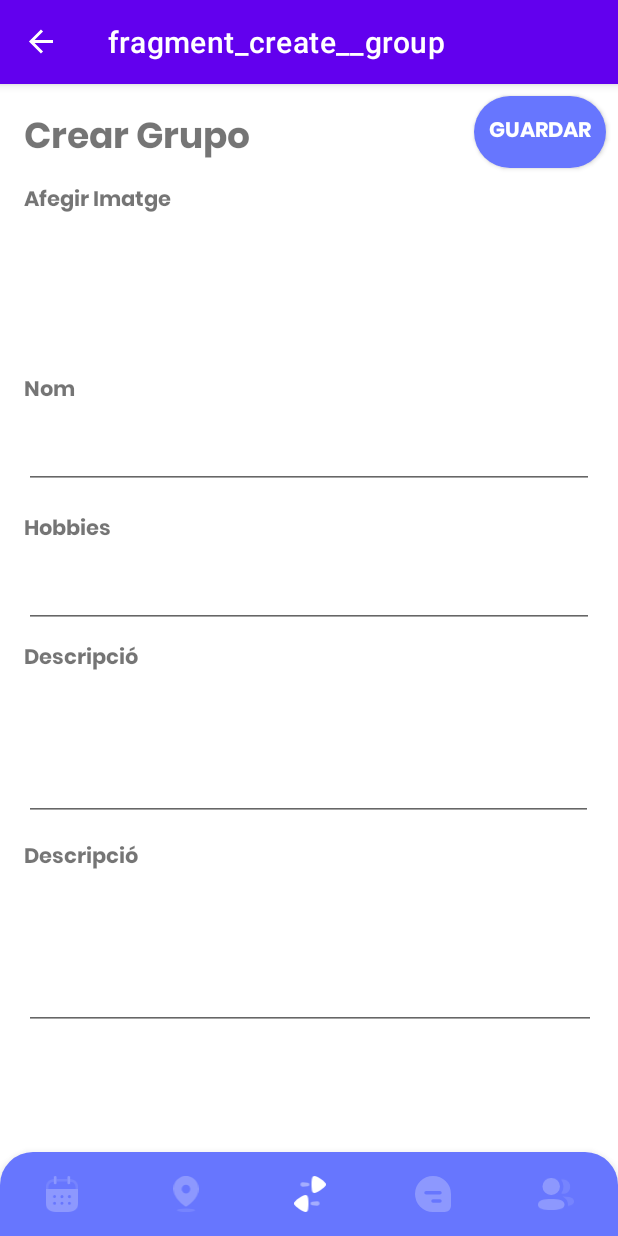
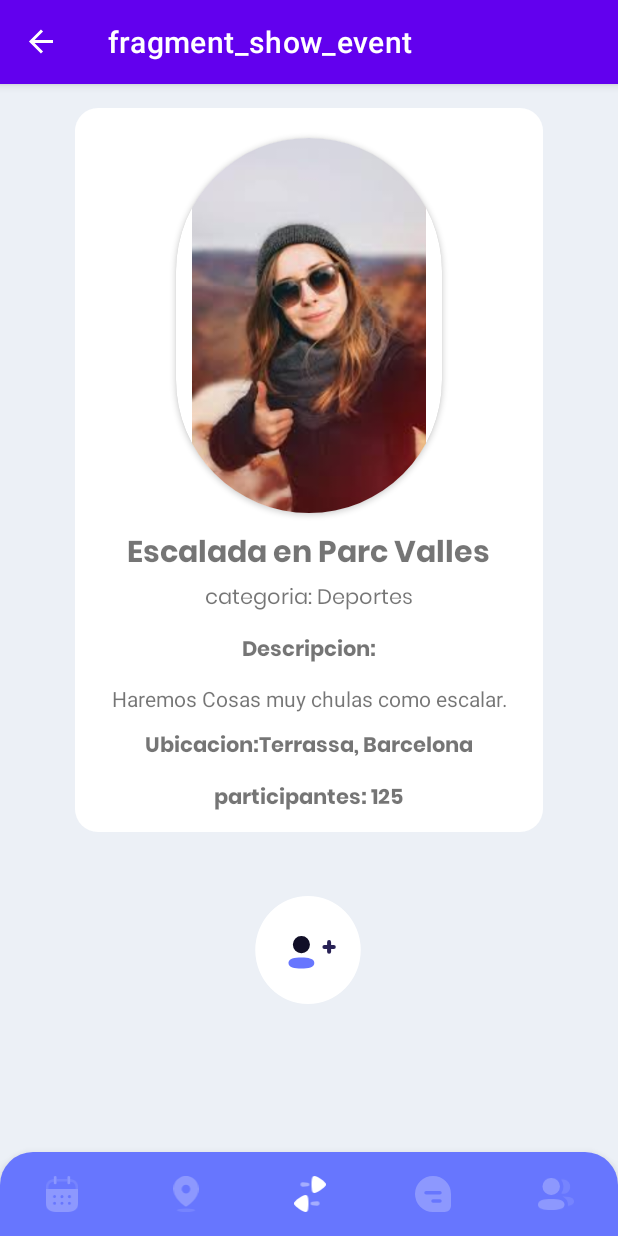
Before and after one commit to AndresOtalora01/GroupZ, an Android app: the showEventFragment screen opened through its navigation route, on a phone screen of 412 x 824 dp. Run offline under Robolectric (Android 15) with nearby library versions, the phone set to English and light mode, and no system bars; our stand-ins replace navigation-ui.

Commit message:
se ha renombrado el fragmento de crear grupos, se ha añadido el fragmento de mostrar eventos, se ha deshabilitado la rotación del dispositivo

```diff
--- a/app/src/main/AndroidManifest.xml
+++ b/app/src/main/AndroidManifest.xml
@@ -9,8 +9,8 @@
         android:roundIcon="@mipmap/ic_launcher_round"
         android:supportsRtl="true"
         android:theme="@style/Theme.GroupZ">
-        <activity android:name=".ui.activities.main.MainActivity"></activity>
-        <activity android:name=".ui.activities.home.HomeActivity"></activity>
+        <activity android:name=".ui.activities.main.MainActivity" android:screenOrientation="portrait"></activity>
+        <activity android:name=".ui.activities.home.HomeActivity" android:screenOrientation="portrait"></activity>
         <activity android:name=".ui.activities.SplashActivity">
             <intent-filter>
                 <action android:name="android.intent.action.MAIN" />
--- /dev/null
+++ b/app/src/main/java/cat/copernic/groupz/ui/activities/main/fragments/CreateGroupFragment.kt
@@ -0,0 +1,27 @@
+package cat.copernic.groupz.ui.activities.main.fragments
+
+import android.os.Bundle
+import androidx.fragment.app.Fragment
+import android.view.LayoutInflater
+import android.view.View
+import android.view.ViewGroup
+import cat.copernic.groupz.R
+
+
+class CreateGroupFragment : Fragment() {
+
+    override fun onCreate(savedInstanceState: Bundle?) {
+        super.onCreate(savedInstanceState)
+        arguments?.let {
+        }
+    }
+
+    override fun onCreateView(
+        inflater: LayoutInflater, container: ViewGroup?,
+        savedInstanceState: Bundle?
+    ): View? {
+        // Inflate the layout for this fragment
+        return inflater.inflate(R.layout.fragment_create_group, container, false)
+    }
+
+}
--- a/app/src/main/java/cat/copernic/groupz/ui/activities/main/fragments/MainEventsFragment.kt
+++ b/app/src/main/java/cat/copernic/groupz/ui/activities/main/fragments/MainEventsFragment.kt
@@ -5,11 +5,13 @@ import androidx.fragment.app.Fragment
 import android.view.LayoutInflater
 import android.view.View
 import android.view.ViewGroup
+import androidx.navigation.fragment.findNavController
 import cat.copernic.groupz.R
+import cat.copernic.groupz.databinding.FragmentMainEventsBinding
 
 
 class MainEventsFragment : Fragment() {
-
+    private lateinit var binding: FragmentMainEventsBinding
     override fun onCreateView(
         inflater: LayoutInflater, container: ViewGroup?,
         savedInstanceState: Bundle?
@@ -18,4 +20,15 @@ class MainEventsFragment : Fragment() {
         return inflater.inflate(R.layout.fragment_main_events, container, false)
     }
 
+    override fun onViewCreated(view: View, savedInstanceState: Bundle?) {
+        super.onViewCreated(view, savedInstanceState)
+
+        binding = FragmentMainEventsBinding.bind(view)
+
+        binding.btnShowEvent.setOnClickListener {
+            findNavController().navigate(R.id.action_mainEventsFragment_to_showEventFragment)
+        }
+    }
+
+
 }
--- a/app/src/main/java/cat/copernic/groupz/ui/activities/main/fragments/Create_GroupFragment.kt
+++ b/app/src/main/java/cat/copernic/groupz/ui/activities/main/fragments/showEventFragment.kt
@@ -7,21 +7,14 @@ import android.view.View
 import android.view.ViewGroup
 import cat.copernic.groupz.R
 
-
-class Create_GroupFragment : Fragment() {
-
-    override fun onCreate(savedInstanceState: Bundle?) {
-        super.onCreate(savedInstanceState)
-        arguments?.let {
-        }
-    }
+class showEventFragment : Fragment() {
 
     override fun onCreateView(
         inflater: LayoutInflater, container: ViewGroup?,
         savedInstanceState: Bundle?
     ): View? {
         // Inflate the layout for this fragment
-        return inflater.inflate(R.layout.fragment_create__group, container, false)
+        return inflater.inflate(R.layout.fragment_show_event, container, false)
     }
 
 }
--- /dev/null
+++ b/app/src/main/res/drawable/ic_event_request.xml
@@ -0,0 +1,18 @@
+<vector xmlns:android="http://schemas.android.com/apk/res/android"
+    android:width="80dp"
+    android:height="82dp"
+    android:viewportWidth="248"
+    android:viewportHeight="247">
+  <path
+      android:pathData="M14.996,118.498a109,108.5 0,1 0,218 0a109,108.5 0,1 0,-218 0z"
+      android:fillColor="#fff"/>
+  <path
+      android:pathData="M177.303,108.205L171.752,108.205L171.752,102.778a4.148,4.148 0,1 0,-8.3 0L163.452,108.205L157.915,108.205a4.207,4.207 0,0 0,0 8.412L163.456,116.617v5.432a4.148,4.148 0,1 0,8.3 0L171.756,116.617h5.551a4.207,4.207 0,0 0,0 -8.412"
+      android:fillColor="#282155"/>
+  <path
+      android:pathData="M110.368,133.29C95.959,133.29 83.659,135.515 83.659,144.409s12.225,11.2 26.709,11.2c14.405,0 26.709,-2.225 26.709,-11.119S124.851,133.29 110.368,133.29"
+      android:fillColor="#6776fe"/>
+  <path
+      android:pathData="M110.368,124.812A17.43,17.43 0,0 0,128.041 107.504,17.43 17.43,0 0,0 110.368,90.197 17.432,17.432 0,0 0,92.695 107.504,17.432 17.432,0 0,0 110.368,124.812"
+      android:fillColor="#110f27"/>
+</vector>
--- a/app/src/main/res/layout/fragment_create__group.xml
+++ b/app/src/main/res/layout/fragment_create_group.xml
@@ -4,7 +4,7 @@
     android:layout_width="match_parent"
     android:layout_height="match_parent"
     xmlns:app="http://schemas.android.com/apk/res-auto"
-    tools:context=".ui.activities.main.fragments.Create_GroupFragment">
+    tools:context=".ui.activities.main.fragments.CreateGroupFragment">
 
     <TextView
         android:id="@+id/tvEditProfile"
--- a/app/src/main/res/layout/fragment_main_events.xml
+++ b/app/src/main/res/layout/fragment_main_events.xml
@@ -7,6 +7,7 @@
     tools:context=".ui.activities.main.fragments.MainEventsFragment">
 
     <TextView
+        android:id="@+id/textView7"
         android:layout_width="wrap_content"
         android:layout_height="wrap_content"
         android:text="testMainEvents"
@@ -16,4 +17,15 @@
         app:layout_constraintStart_toStartOf="parent"
         app:layout_constraintTop_toTopOf="parent" />
 
+    <Button
+        android:id="@+id/btnShowEvent"
+        android:layout_width="wrap_content"
+        android:layout_height="wrap_content"
+        android:text="mostra evento"
+        app:layout_constraintBottom_toBottomOf="parent"
+        app:layout_constraintEnd_toEndOf="parent"
+        app:layout_constraintStart_toStartOf="parent"
+        app:layout_constraintTop_toBottomOf="@+id/textView7"
+        app:layout_constraintVertical_bias="0.226" />
+
 </androidx.constraintlayout.widget.ConstraintLayout>
--- /dev/null
+++ b/app/src/main/res/layout/fragment_show_event.xml
@@ -0,0 +1,114 @@
+<?xml version="1.0" encoding="utf-8"?>
+<androidx.constraintlayout.widget.ConstraintLayout xmlns:android="http://schemas.android.com/apk/res/android"
+    xmlns:app="http://schemas.android.com/apk/res-auto"
+    xmlns:tools="http://schemas.android.com/tools"
+    android:layout_width="match_parent"
+    android:layout_height="match_parent"
+    tools:context=".ui.activities.main.fragments.showEventFragment"
+    android:background="#ECF0F6">
+
+
+    <ImageButton
+        android:id="@+id/imageButton"
+        android:layout_width="80dp"
+        android:layout_height="82dp"
+        android:layout_marginBottom="24dp"
+        android:background="#ECF0F6"
+
+        android:src="@drawable/ic_event_request"
+        app:layout_constraintBottom_toBottomOf="parent"
+        app:layout_constraintEnd_toEndOf="parent"
+        app:layout_constraintHorizontal_bias="0.498"
+        app:layout_constraintStart_toStartOf="parent"
+        app:layout_constraintTop_toBottomOf="@+id/linearLayout6"
+        app:layout_constraintVertical_bias="0.242" />
+
+    <LinearLayout
+
+        android:id="@+id/linearLayout6"
+        android:layout_width="match_parent"
+        android:layout_height="wrap_content"
+        android:layout_marginStart="50dp"
+        android:layout_marginTop="16dp"
+        android:layout_marginEnd="50dp"
+        android:background="@drawable/rounded_swipe_card"
+        android:gravity="center_horizontal"
+        android:orientation="vertical"
+        app:layout_constraintEnd_toEndOf="parent"
+
+        app:layout_constraintStart_toStartOf="parent"
+        app:layout_constraintTop_toTopOf="parent">
+
+        <androidx.cardview.widget.CardView
+            android:id="@+id/cardView"
+            android:layout_width="wrap_content"
+            android:layout_height="250dp"
+            android:layout_marginTop="20dp"
+            app:cardCornerRadius="90dp">
+
+            <ImageView
+                android:id="@+id/imageView5"
+                android:layout_width="wrap_content"
+                android:layout_height="wrap_content"
+                android:src="@drawable/pedra" />
+        </androidx.cardview.widget.CardView>
+
+        <TextView
+            android:id="@+id/textView8"
+            android:layout_width="wrap_content"
+            android:layout_height="wrap_content"
+            android:layout_marginTop="10dp"
+            android:fontFamily="@font/poppins_bold"
+            android:text="Escalada en Parc Valles"
+            android:textSize="20dp"
+
+
+            />
+
+        <TextView
+            android:id="@+id/textView9"
+            android:layout_width="match_parent"
+            android:layout_height="wrap_content"
+            android:layout_marginBottom="10dp"
+            android:fontFamily="@font/poppins_regular"
+            android:gravity="center"
+            android:text="categoria: Deportes" />
+
+        <TextView
+            android:id="@+id/textView10"
+            android:layout_width="match_parent"
+            android:layout_height="wrap_content"
+            android:layout_marginBottom="10dp"
+            android:fontFamily="@font/poppins_bold"
+            android:gravity="center"
+            android:text="Descripcion:" />
+
+        <TextView
+            android:id="@+id/textView11"
+            android:layout_width="match_parent"
+            android:layout_height="wrap_content"
+            android:layout_marginBottom="10dp"
+            android:gravity="center"
+            android:text="Haremos Cosas muy chulas como escalar." />
+
+        <TextView
+            android:layout_width="match_parent"
+            android:layout_height="wrap_content"
+            android:layout_marginBottom="10dp"
+            android:fontFamily="@font/poppins_bold"
+            android:gravity="center"
+            android:text="Ubicacion:Terrassa, Barcelona" />
+
+        <TextView
+            android:layout_width="match_parent"
+            android:layout_height="wrap_content"
+            android:layout_marginBottom="10dp"
+            android:fontFamily="@font/poppins_bold"
+            android:gravity="center"
+            android:text="participantes: 125" />
+
+
+    </LinearLayout>
+
+
+</androidx.constraintlayout.widget.ConstraintLayout>
--- a/app/src/main/res/navigation/main_nav.xml
+++ b/app/src/main/res/navigation/main_nav.xml
@@ -13,7 +13,11 @@
         android:id="@+id/mainEventsFragment"
         android:name="cat.copernic.groupz.ui.activities.main.fragments.MainEventsFragment"
         android:label="fragment_main_events"
-        tools:layout="@layout/fragment_main_events" />
+        tools:layout="@layout/fragment_main_events" >
+        <action
+            android:id="@+id/action_mainEventsFragment_to_showEventFragment"
+            app:destination="@id/showEventFragment" />
+    </fragment>
     <fragment
         android:id="@+id/nearbyPeopleFragment"
         android:name="cat.copernic.groupz.ui.activities.main.fragments.NearbyPeopleFragment"
@@ -65,7 +69,12 @@
     </fragment>
     <fragment
         android:id="@+id/create_GroupFragment"
-        android:name="cat.copernic.groupz.ui.activities.main.fragments.Create_GroupFragment"
+        android:name="cat.copernic.groupz.ui.activities.main.fragments.CreateGroupFragment"
         android:label="fragment_create__group"
-        tools:layout="@layout/fragment_create__group" />
+        tools:layout="@layout/fragment_create_group" />
+    <fragment
+        android:id="@+id/showEventFragment"
+        android:name="cat.copernic.groupz.ui.activities.main.fragments.showEventFragment"
+        android:label="fragment_show_event"
+        tools:layout="@layout/fragment_show_event" />
 </navigation>
```
